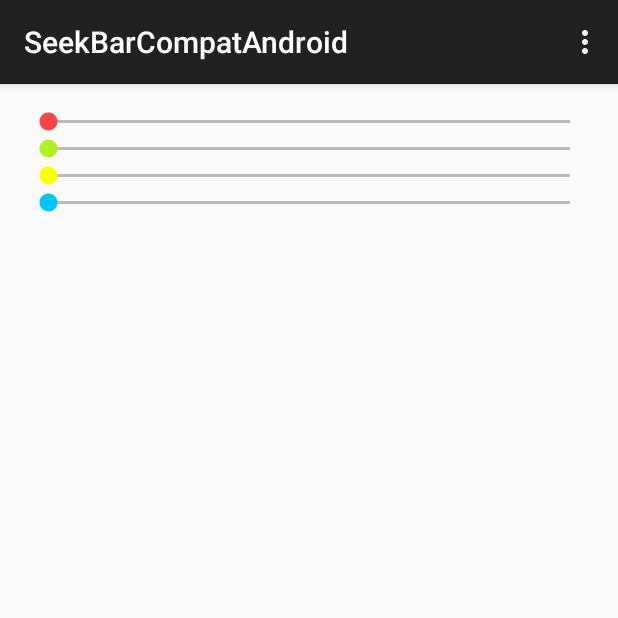
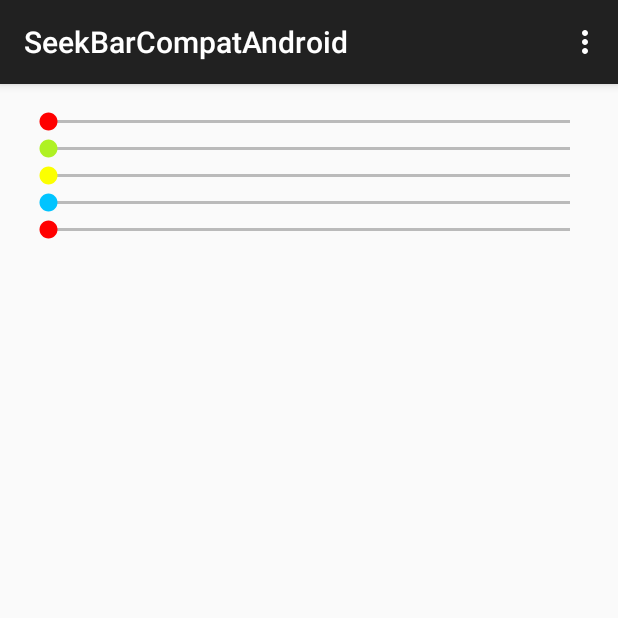
Before and after one commit to ahmedrizwan/SeekBarCompat, an Android app: the screen it shows after launch (MainActivity), on a phone screen of 412 x 824 dp, the top half of it. Run offline under Robolectric (Android 15) with nearby library versions, the phone set to English and light mode, and no system bars.

Commit message:
Uncomment Code

```diff
--- a/app/src/main/java/app/minimize/com/seekbarcompatandroid/MainActivity.java
+++ b/app/src/main/java/app/minimize/com/seekbarcompatandroid/MainActivity.java
@@ -1,9 +1,12 @@
 package app.minimize.com.seekbarcompatandroid;
 
+import android.graphics.Color;
 import android.os.Bundle;
 import android.support.v7.app.AppCompatActivity;
 import android.view.Menu;
 import android.view.MenuItem;
+import android.view.View;
+import android.widget.LinearLayout;
 
 import app.minimize.com.seek_bar_compat.SeekBarCompat;
 
@@ -15,15 +18,15 @@ public class MainActivity extends AppCompatActivity {
         setContentView(R.layout.activity_main);
 
         SeekBarCompat seekBarCompat = (SeekBarCompat) findViewById(R.id.materialSeekBar);
-//        seekBarCompat.setThumbColor(Color.RED);
+        seekBarCompat.setThumbColor(Color.RED);
 
         SeekBarCompat seekBarCompatTwo = (SeekBarCompat) findViewById(R.id.materialSeekBarTwo);
 
 
-//        Inflating a seekBar and adding it to layout
-//        SeekBarCompat seekBarCompatCode = (SeekBarCompat) View.inflate(this, R.layout.seekbar_compat, null);
-//        seekBarCompatCode.setThumbColor(Color.RED);
-//        ((LinearLayout) findViewById(R.id.container)).addView(seekBarCompatCode);
+        //Inflating a seekBar and adding it to the layout
+        SeekBarCompat seekBarCompatCode = (SeekBarCompat) View.inflate(this, R.layout.seekbar_compat, null);
+        seekBarCompatCode.setThumbColor(Color.RED);
+        ((LinearLayout) findViewById(R.id.container)).addView(seekBarCompatCode);
 
     }
 
```
